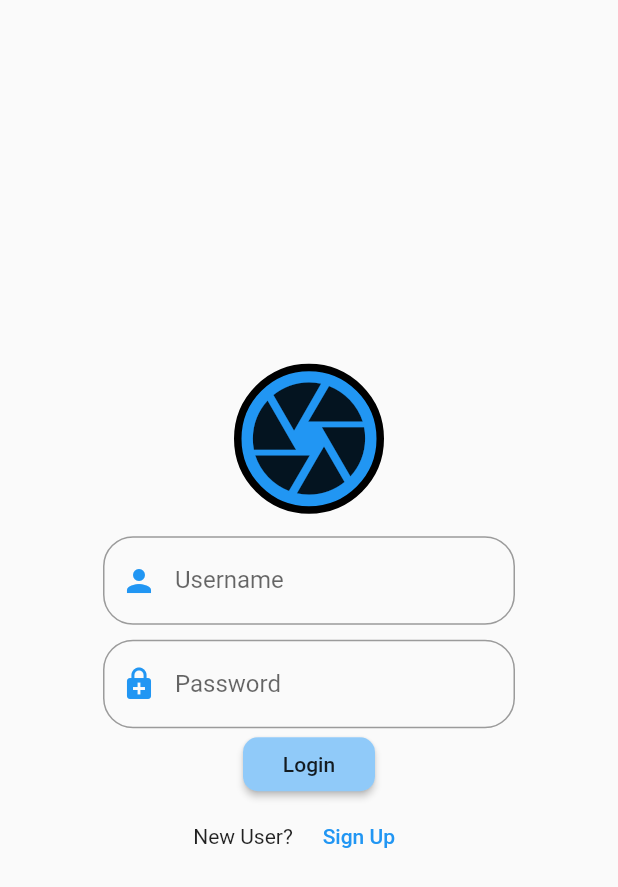
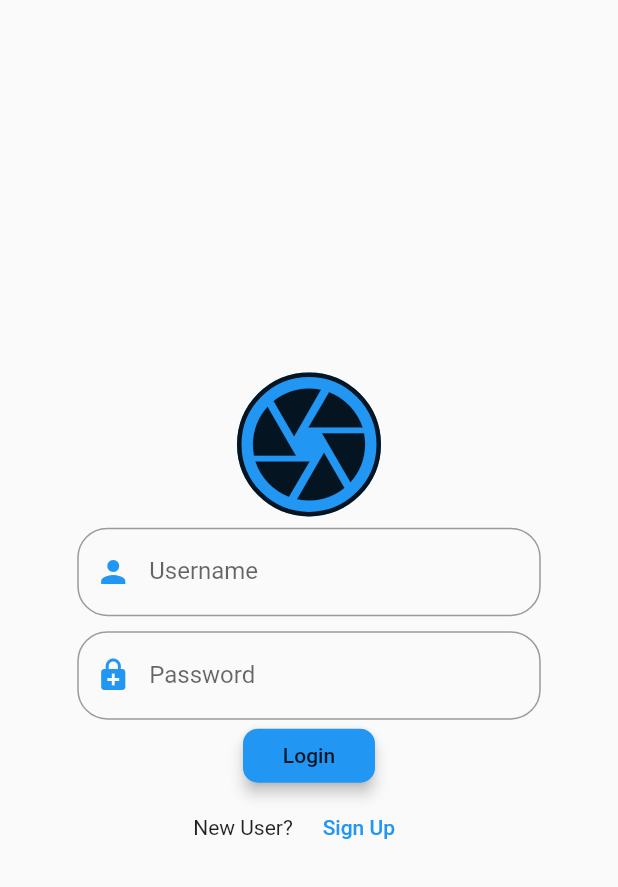
Before and after one commit to MartinFlores751/vip_flutter, a Flutter app: the screen it shows after launch, on a phone screen of 412 x 824 dp. Shown: the top 887 px of the screen. Run offline on Flutter 3.47's test engine with Material 2 defaults, Android fonts, the phone set to English and light mode, and no system bars; our stand-ins replace cloud_firestore, fluttertoast; missing offline and left inert: circular_bottom_navigation, flutter_udid, flutter_webrtc; accounts and stored records are empty.

Commit message:
Minor login_page update

```diff
--- a/lib/routes/login_page.dart
+++ b/lib/routes/login_page.dart
@@ -24,62 +24,65 @@ class LoginPage extends StatefulWidget {
 
 class _LoginPageState extends State<LoginPage> {
   final _formKey = GlobalKey<FormState>();
-  var _username = TextEditingController();
-  var _password = TextEditingController();
+  TextEditingController _username = TextEditingController();
+  TextEditingController _password = TextEditingController();
+  FocusNode _usernameFocus = FocusNode();
+  FocusNode _passwordFocus = FocusNode();
+
   bool isValidating = false;
 
   Widget mainView;
 
   Widget get _usernameField {
     return Container(
-      padding: EdgeInsets.fromLTRB(0, 0, 0, 0),
-      width: MediaQuery.of(context).size.width / 1.5,
+      margin: EdgeInsets.only(bottom: 10.0),
+      width: MediaQuery.of(context).size.width * 0.75,
       child: TextFormField(
         inputFormatters: [
           new WhitelistingTextInputFormatter(new RegExp("[a-zA-Z0-9]")),
         ],
         controller: _username,
-        autofocus: false,
-        obscureText: false,
+        focusNode: _usernameFocus,
         textInputAction: TextInputAction.next,
         decoration: new InputDecoration(
           border: new OutlineInputBorder(
               borderRadius: const BorderRadius.all(Radius.circular(20.0)),
-              borderSide: new BorderSide(color: Colors.teal)),
+              borderSide: new BorderSide(color: Theme.of(context).accentColor)),
           hintText: 'Username',
           labelText: 'Username',
-          prefixIcon: const Icon(
+          prefixIcon: Icon(
             Icons.person,
-            color: Colors.blue,
+            color: Theme.of(context).primaryColor,
           ),
-          prefixText: ' ',
         ),
         validator: (value) {
           if (value.length == 0) return 'Please input a valid username!';
         },
+        onEditingComplete: () => FocusScope.of(context).requestFocus(_passwordFocus),
       ),
     );
   }
 
   Widget get _passwordField {
     return Container(
-      padding: EdgeInsets.fromLTRB(0, 0, 0, 0),
-      width: MediaQuery.of(context).size.width / 1.5,
+      width: MediaQuery.of(context).size.width * 0.75,
       child: TextFormField(
         inputFormatters: [
           new BlacklistingTextInputFormatter(new RegExp("[ ]")),
         ],
         controller: _password,
+        focusNode: _passwordFocus,
+        textInputAction: TextInputAction.done,
         obscureText: true,
         decoration: new InputDecoration(
             border: new OutlineInputBorder(
                 borderRadius: const BorderRadius.all(Radius.circular(20.0)),
-                borderSide: new BorderSide(color: Colors.teal)),
+                borderSide: new BorderSide(color: Theme.of(context).accentColor)),
             hintText: '******',
             labelText: 'Password',
-            prefixIcon: const Icon(
+            prefixIcon: Icon(
               Icons.enhanced_encryption,
-              color: Colors.blue,
+              color: Theme.of(context).primaryColor,
             ),
             suffixStyle: const TextStyle(color: Colors.green)),
         validator: (value) {
@@ -91,10 +94,10 @@ class _LoginPageState extends State<LoginPage> {
 
   Widget get _loginButton {
     return RaisedButton(
-      elevation: 2,
+      elevation: 4.0,
       shape: RoundedRectangleBorder(borderRadius: BorderRadius.circular(10)),
       child: Text("Login"),
-      color: Colors.blue[200],
+      color: Theme.of(context).primaryColor,
       onPressed: _validateForm,
     );
   }
@@ -157,10 +160,11 @@ class _LoginPageState extends State<LoginPage> {
 
   Widget get _logoBox {
     return Container(
+      margin: const EdgeInsets.only(bottom: 7.5),
       decoration: BoxDecoration(
-          color: Colors.blue,
+        color: Theme.of(context).primaryColor,
           shape: BoxShape.circle,
-          border: Border.all(width: 5, color: Colors.black)),
+          border: Border.all(width: 3, color: Theme.of(context).iconTheme.color)),
       child: _logoIcon,
     );
   }
@@ -169,17 +173,14 @@ class _LoginPageState extends State<LoginPage> {
     return Form(
       key: _formKey,
       child: Column(
+        crossAxisAlignment: CrossAxisAlignment.center,
         mainAxisAlignment: MainAxisAlignment.center,
         children: <Widget>[
           _logoBox,
-          SizedBox(height: 15),
           Column(
             children: <Widget>[
               _usernameField,
-              SizedBox(
-                height: 10,
-              ),
-              _passwordField
+              _passwordField,
             ],
           ),
           _loginButton,
```
